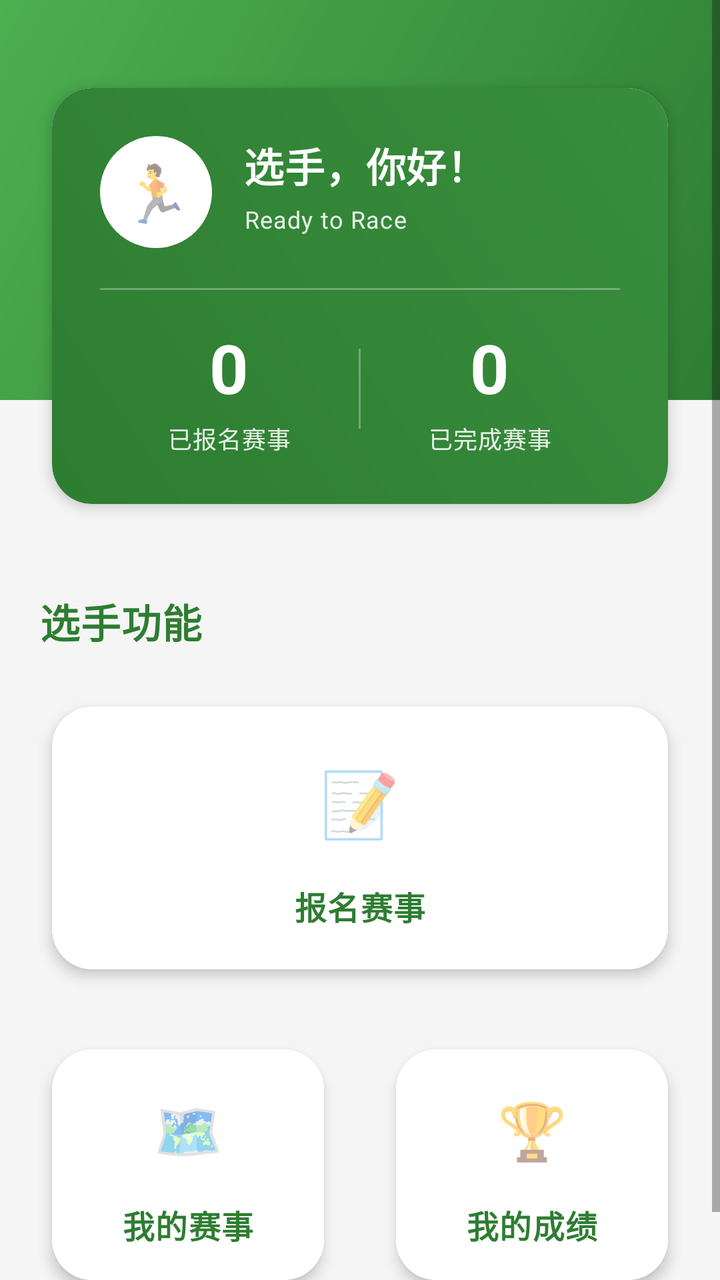
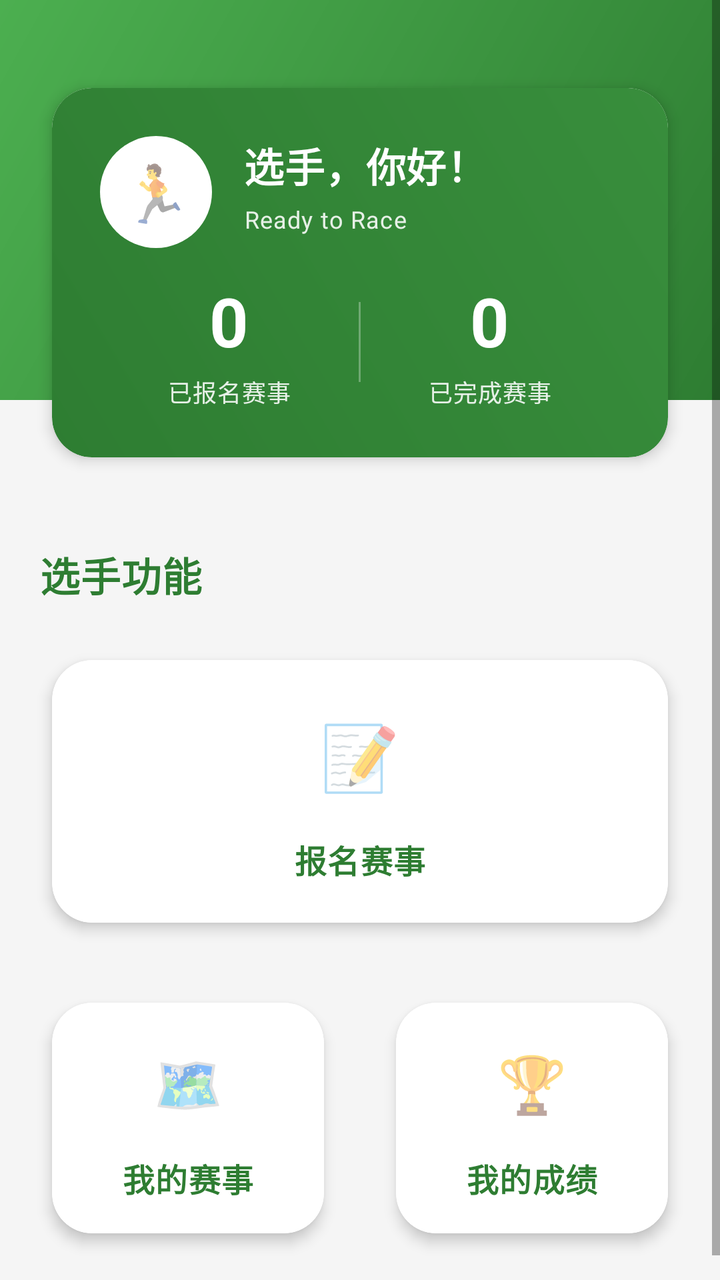

Screens rendered from an Android XML layout before and after an edit, with the pre-edit source and the edit as a unified diff.
<!-- AndroidManifest.xml: application theme Theme.Cross_Intelligence -->
<!-- res/layout/activity_player_main.xml -->
<?xml version="1.0" encoding="utf-8"?>
<ScrollView xmlns:android="http://schemas.android.com/apk/res/android"
    xmlns:app="http://schemas.android.com/apk/res-auto"
    android:layout_width="match_parent"
    android:layout_height="match_parent"
    android:background="#F5F5F5"
    android:fillViewport="true">

    <androidx.constraintlayout.widget.ConstraintLayout
        android:layout_width="match_parent"
        android:layout_height="wrap_content"
        android:paddingBottom="24dp">

        
        <View
            android:id="@+id/topBackground"
            android:layout_width="0dp"
            android:layout_height="200dp"
            android:background="@drawable/gradient_forest_background"
            app:layout_constraintEnd_toEndOf="parent"
            app:layout_constraintStart_toStartOf="parent"
            app:layout_constraintTop_toTopOf="parent" />

        
        <com.google.android.material.card.MaterialCardView
            android:id="@+id/cardWelcome"
            android:layout_width="0dp"
            android:layout_height="wrap_content"
            android:layout_marginStart="16dp"
            android:layout_marginTop="32dp"
            android:layout_marginEnd="16dp"
            app:cardCornerRadius="20dp"
            app:cardElevation="4dp"
            app:cardUseCompatPadding="true"
            app:layout_constraintEnd_toEndOf="parent"
            app:layout_constraintStart_toStartOf="parent"
            app:layout_constraintTop_toTopOf="parent">

            <androidx.constraintlayout.widget.ConstraintLayout
                android:layout_width="match_parent"
                android:layout_height="wrap_content"
                android:background="@drawable/card_welcome_background"
                android:padding="24dp">

                
                <TextView
                    android:id="@+id/ivWelcomeIcon"
                    android:layout_width="56dp"
                    android:layout_height="56dp"
                    android:background="@drawable/circle_background"
                    android:backgroundTint="@color/white"
                    android:gravity="center"
                    android:text="🏃"
                    android:textSize="28sp"
                    android:contentDescription="欢迎"
                    app:layout_constraintStart_toStartOf="parent"
                    app:layout_constraintTop_toTopOf="parent" />

                
                <TextView
                    android:id="@+id/tvWelcomeTitle"
                    android:layout_width="0dp"
                    android:layout_height="wrap_content"
                    android:layout_marginStart="16dp"
                    android:text="选手，你好！"
                    android:textAppearance="?attr/textAppearanceHeadline6"
                    android:textColor="@color/white"
                    android:textStyle="bold"
                    app:layout_constraintEnd_toEndOf="parent"
                    app:layout_constraintStart_toEndOf="@id/ivWelcomeIcon"
                    app:layout_constraintTop_toTopOf="@id/ivWelcomeIcon" />

                
                <TextView
                    android:id="@+id/tvWelcomeSubtitle"
                    android:layout_width="0dp"
                    android:layout_height="wrap_content"
                    android:layout_marginStart="16dp"
                    android:layout_marginTop="4dp"
                    android:text="Ready to Race"
                    android:textAppearance="?attr/textAppearanceCaption"
                    android:textColor="#E0FFFFFF"
                    app:layout_constraintEnd_toEndOf="parent"
                    app:layout_constraintStart_toEndOf="@id/ivWelcomeIcon"
                    app:layout_constraintTop_toBottomOf="@id/tvWelcomeTitle" />

                
                <View
                    android:id="@+id/divider"
                    android:layout_width="0dp"
                    android:layout_height="1dp"
                    android:layout_marginTop="20dp"
                    android:alpha="0.3"
                    android:background="@color/white"
                    app:layout_constraintEnd_toEndOf="parent"
                    app:layout_constraintStart_toStartOf="parent"
                    app:layout_constraintTop_toBottomOf="@id/ivWelcomeIcon" />

                
                <LinearLayout
                    android:layout_width="0dp"
                    android:layout_height="wrap_content"
                    android:layout_marginTop="16dp"
                    android:gravity="center"
                    android:orientation="horizontal"
                    app:layout_constraintEnd_toEndOf="parent"
                    app:layout_constraintStart_toStartOf="parent"
                    app:layout_constraintTop_toBottomOf="@id/divider">

                    
                    <LinearLayout
                        android:layout_width="0dp"
                        android:layout_height="wrap_content"
                        android:layout_weight="1"
                        android:gravity="center"
                        android:orientation="vertical">

                        <TextView
                            android:id="@+id/tvRegisteredRaceCount"
                            android:layout_width="wrap_content"
                            android:layout_height="wrap_content"
                            android:text="0"
                            android:textAppearance="?attr/textAppearanceHeadline4"
                            android:textColor="@color/white"
                            android:textStyle="bold" />

                        <TextView
                            android:layout_width="wrap_content"
                            android:layout_height="wrap_content"
                            android:layout_marginTop="4dp"
                            android:text="已报名赛事"
                            android:textAppearance="?attr/textAppearanceCaption"
                            android:textColor="#E0FFFFFF" />
                    </LinearLayout>

                    
                    <View
                        android:layout_width="1dp"
                        android:layout_height="40dp"
                        android:alpha="0.3"
                        android:background="@color/white" />

                    
                    <LinearLayout
                        android:layout_width="0dp"
                        android:layout_height="wrap_content"
                        android:layout_weight="1"
                        android:gravity="center"
                        android:orientation="vertical">

                        <TextView
                            android:id="@+id/tvFinishedRaceCount"
                            android:layout_width="wrap_content"
                            android:layout_height="wrap_content"
                            android:text="0"
                            android:textAppearance="?attr/textAppearanceHeadline4"
                            android:textColor="@color/white"
                            android:textStyle="bold" />

                        <TextView
                            android:layout_width="wrap_content"
                            android:layout_height="wrap_content"
                            android:layout_marginTop="4dp"
                            android:text="已完成赛事"
                            android:textAppearance="?attr/textAppearanceCaption"
                            android:textColor="#E0FFFFFF" />
                    </LinearLayout>

                </LinearLayout>

            </androidx.constraintlayout.widget.ConstraintLayout>

        </com.google.android.material.card.MaterialCardView>

        
        <TextView
            android:id="@+id/tvFunctionsTitle"
            android:layout_width="wrap_content"
            android:layout_height="wrap_content"
            android:layout_marginStart="20dp"
            android:layout_marginTop="32dp"
            android:text="选手功能"
            android:textAppearance="?attr/textAppearanceHeadline6"
            android:textColor="@color/forest_green"
            android:textStyle="bold"
            app:layout_constraintStart_toStartOf="parent"
            app:layout_constraintTop_toBottomOf="@id/cardWelcome" />

        
        <androidx.constraintlayout.widget.ConstraintLayout
            android:id="@+id/gridFunctions"
            android:layout_width="0dp"
            android:layout_height="wrap_content"
            android:layout_marginStart="16dp"
            android:layout_marginTop="16dp"
            android:layout_marginEnd="16dp"
            android:clipChildren="false"
            android:clipToPadding="false"
            app:layout_constraintEnd_toEndOf="parent"
            app:layout_constraintStart_toStartOf="parent"
            app:layout_constraintTop_toBottomOf="@id/tvFunctionsTitle">

            
            <com.google.android.material.card.MaterialCardView
                android:id="@+id/cardRegisterRace"
                android:layout_width="0dp"
                android:layout_height="wrap_content"
                android:clickable="true"
                android:focusable="true"
                android:foreground="?attr/selectableItemBackground"
                app:cardCornerRadius="20dp"
                app:cardElevation="4dp"
                app:cardUseCompatPadding="true"
                app:layout_constraintEnd_toEndOf="parent"
                app:layout_constraintStart_toStartOf="parent"
                app:layout_constraintTop_toTopOf="parent">

                <androidx.constraintlayout.widget.ConstraintLayout
                    android:layout_width="match_parent"
                    android:layout_height="match_parent"
                    android:background="@drawable/card_function_background"
                    android:padding="20dp">

                    
                    <TextView
                        android:id="@+id/ivRegisterRace"
                        android:layout_width="56dp"
                        android:layout_height="56dp"
                        android:background="@drawable/circle_background"
                        android:backgroundTint="@color/white"
                        android:gravity="center"
                        android:text="📝"
                        android:textSize="32sp"
                        android:contentDescription="报名赛事"
                        app:layout_constraintEnd_toEndOf="parent"
                        app:layout_constraintStart_toStartOf="parent"
                        app:layout_constraintTop_toTopOf="parent"
                        app:layout_constraintBottom_toTopOf="@id/tvRegisterRace"
                        app:layout_constraintVertical_chainStyle="packed" />

                    
                    <TextView
                        android:id="@+id/tvRegisterRace"
                        android:layout_width="wrap_content"
                        android:layout_height="wrap_content"
                        android:layout_marginTop="12dp"
                        android:text="报名赛事"
                        android:textAppearance="?attr/textAppearanceBody1"
                        android:textColor="@color/forest_green"
                        android:textStyle="bold"
                        app:layout_constraintEnd_toEndOf="parent"
                        app:layout_constraintStart_toStartOf="parent"
                        app:layout_constraintTop_toBottomOf="@id/ivRegisterRace"
                        app:layout_constraintBottom_toBottomOf="parent" />

                </androidx.constraintlayout.widget.ConstraintLayout>

            </com.google.android.material.card.MaterialCardView>

            
            
            <com.google.android.material.card.MaterialCardView
                android:id="@+id/cardMyRaces"
                android:layout_width="0dp"
                android:layout_height="wrap_content"
                android:layout_marginTop="16dp"
                android:layout_marginEnd="8dp"
                android:clickable="true"
                android:focusable="true"
                android:foreground="?attr/selectableItemBackground"
                app:cardCornerRadius="20dp"
                app:cardElevation="4dp"
                app:cardUseCompatPadding="true"
                app:layout_constraintEnd_toStartOf="@id/cardMyResults"
                app:layout_constraintStart_toStartOf="parent"
                app:layout_constraintTop_toBottomOf="@id/cardRegisterRace">

                <androidx.constraintlayout.widget.ConstraintLayout
                    android:layout_width="match_parent"
                    android:layout_height="match_parent"
                    android:background="@drawable/card_function_background"
                    android:padding="16dp">

                    
                    <TextView
                        android:id="@+id/ivMyRaces"
                        android:layout_width="48dp"
                        android:layout_height="48dp"
                        android:background="@drawable/circle_background"
                        android:backgroundTint="@color/white"
                        android:gravity="center"
                        android:text="🗺️"
                        android:textSize="28sp"
                        android:contentDescription="我的赛事"
                        app:layout_constraintEnd_toEndOf="parent"
                        app:layout_constraintStart_toStartOf="parent"
                        app:layout_constraintTop_toTopOf="parent"
                        app:layout_constraintBottom_toTopOf="@id/tvMyRaces"
                        app:layout_constraintVertical_chainStyle="packed" />

                    
                    <TextView
                        android:id="@+id/tvMyRaces"
                        android:layout_width="wrap_content"
                        android:layout_height="wrap_content"
                        android:layout_marginTop="12dp"
                        android:text="我的赛事"
                        android:textAppearance="?attr/textAppearanceBody1"
                        android:textColor="@color/forest_green"
                        android:textStyle="bold"
                        app:layout_constraintEnd_toEndOf="parent"
                        app:layout_constraintStart_toStartOf="parent"
                        app:layout_constraintTop_toBottomOf="@id/ivMyRaces"
                        app:layout_constraintBottom_toBottomOf="parent" />

                </androidx.constraintlayout.widget.ConstraintLayout>

            </com.google.android.material.card.MaterialCardView>

            
            <com.google.android.material.card.MaterialCardView
                android:id="@+id/cardMyResults"
                android:layout_width="0dp"
                android:layout_height="wrap_content"
                android:layout_marginStart="8dp"
                android:layout_marginTop="16dp"
                android:clickable="true"
                android:focusable="true"
                android:foreground="?attr/selectableItemBackground"
                app:cardCornerRadius="20dp"
                app:cardElevation="4dp"
                app:cardUseCompatPadding="true"
                app:layout_constraintEnd_toEndOf="parent"
                app:layout_constraintStart_toEndOf="@id/cardMyRaces"
                app:layout_constraintTop_toBottomOf="@id/cardRegisterRace">

                <androidx.constraintlayout.widget.ConstraintLayout
                    android:layout_width="match_parent"
                    android:layout_height="match_parent"
                    android:background="@drawable/card_function_background"
                    android:padding="16dp">

                    
                    <TextView
                        android:id="@+id/ivMyResults"
                        android:layout_width="48dp"
                        android:layout_height="48dp"
                        android:background="@drawable/circle_background"
                        android:backgroundTint="@color/white"
                        android:gravity="center"
                        android:text="🏆"
                        android:textSize="28sp"
                        android:contentDescription="我的成绩"
                        app:layout_constraintEnd_toEndOf="parent"
                        app:layout_constraintStart_toStartOf="parent"
                        app:layout_constraintTop_toTopOf="parent"
                        app:layout_constraintBottom_toTopOf="@id/tvMyResults"
                        app:layout_constraintVertical_chainStyle="packed" />

                    
                    <TextView
                        android:id="@+id/tvMyResults"
                        android:layout_width="wrap_content"
                        android:layout_height="wrap_content"
                        android:layout_marginTop="12dp"
                        android:text="我的成绩"
                        android:textAppearance="?attr/textAppearanceBody1"
                        android:textColor="@color/forest_green"
                        android:textStyle="bold"
                        app:layout_constraintEnd_toEndOf="parent"
                        app:layout_constraintStart_toStartOf="parent"
                        app:layout_constraintTop_toBottomOf="@id/ivMyResults"
                        app:layout_constraintBottom_toBottomOf="parent" />

                </androidx.constraintlayout.widget.ConstraintLayout>

            </com.google.android.material.card.MaterialCardView>

        </androidx.constraintlayout.widget.ConstraintLayout>

    </androidx.constraintlayout.widget.ConstraintLayout>

</ScrollView>
<!-- resources referenced by this layout -->
<resources>
  <color name="forest_green">#2E7D32</color>
  <color name="white">#FFFFFFFF</color>
  <!-- drawable card_function_background (drawable) -->
  <?xml version="1.0" encoding="utf-8"?>
  <shape xmlns:android="http://schemas.android.com/apk/res/android">
      <solid android:color="@color/white" />
      <corners android:radius="20dp" />
  </shape>
  <!-- drawable card_welcome_background (drawable) -->
  <?xml version="1.0" encoding="utf-8"?>
  <shape xmlns:android="http://schemas.android.com/apk/res/android">
      <gradient
          android:angle="45"
          android:endColor="#388E3C"
          android:startColor="#2E7D32"
          android:type="linear" />
      <corners android:radius="20dp" />
  </shape>
  <!-- drawable circle_background (drawable) -->
  <?xml version="1.0" encoding="utf-8"?>
  <shape xmlns:android="http://schemas.android.com/apk/res/android"
      android:shape="oval">
      <solid android:color="?attr/colorPrimary" />
  </shape>
  <!-- drawable gradient_forest_background (drawable) -->
  <?xml version="1.0" encoding="utf-8"?>
  <shape xmlns:android="http://schemas.android.com/apk/res/android">
      <gradient
          android:angle="135"
          android:endColor="#4CAF50"
          android:startColor="#2E7D32"
          android:type="linear" />
  </shape>
  <style name="Theme.Cross_Intelligence" parent="Theme.MaterialComponents.DayNight.NoActionBar">
          
          <item name="colorPrimary">@color/forest_green</item>
          <item name="colorPrimaryVariant">@color/forest_green_light</item>
          <item name="colorOnPrimary">@color/white</item>
          
          <item name="colorSecondary">@color/trail_orange</item>
          <item name="colorSecondaryVariant">@color/trail_orange_light</item>
          <item name="colorOnSecondary">@color/black</item>
          
          <item name="android:statusBarColor">?attr/colorPrimaryVariant</item>
          
      </style>
  <color name="forest_green_light">#4CAF50</color>
  <color name="trail_orange">#FF6F00</color>
  <color name="trail_orange_light">#FFA726</color>
  <color name="black">#FF000000</color>
</resources>

<!-- the commit's change to res/layout/activity_player_main.xml (unified diff, before → after) -->
@@ -1,6 +1,7 @@
 <?xml version="1.0" encoding="utf-8"?>
 <ScrollView xmlns:android="http://schemas.android.com/apk/res/android"
     xmlns:app="http://schemas.android.com/apk/res-auto"
+    xmlns:tools="http://schemas.android.com/tools"
     android:layout_width="match_parent"
     android:layout_height="match_parent"
     android:background="#F5F5F5"
@@ -62,6 +63,7 @@
                     android:layout_width="0dp"
                     android:layout_height="wrap_content"
                     android:layout_marginStart="16dp"
+                    android:layout_marginEnd="16dp"
                     android:text="选手，你好！"
                     android:textAppearance="?attr/textAppearanceHeadline6"
                     android:textColor="@color/white"
@@ -85,27 +87,15 @@
                     app:layout_constraintTop_toBottomOf="@id/tvWelcomeTitle" />
 
                 
-                <View
-                    android:id="@+id/divider"
-                    android:layout_width="0dp"
-                    android:layout_height="1dp"
-                    android:layout_marginTop="20dp"
-                    android:alpha="0.3"
-                    android:background="@color/white"
-                    app:layout_constraintEnd_toEndOf="parent"
-                    app:layout_constraintStart_toStartOf="parent"
-                    app:layout_constraintTop_toBottomOf="@id/ivWelcomeIcon" />
-
-                
                 <LinearLayout
                     android:layout_width="0dp"
                     android:layout_height="wrap_content"
-                    android:layout_marginTop="16dp"
+                    android:layout_marginTop="20dp"
                     android:gravity="center"
                     android:orientation="horizontal"
                     app:layout_constraintEnd_toEndOf="parent"
                     app:layout_constraintStart_toStartOf="parent"
-                    app:layout_constraintTop_toBottomOf="@id/divider">
+                    app:layout_constraintTop_toBottomOf="@id/tvWelcomeSubtitle">
 
                     
                     <LinearLayout
@@ -181,7 +171,7 @@
             android:layout_marginTop="32dp"
             android:text="选手功能"
             android:textAppearance="?attr/textAppearanceHeadline6"
-            android:textColor="@color/forest_green"
+            android:textColor="#2E7D32"
             android:textStyle="bold"
             app:layout_constraintStart_toStartOf="parent"
             app:layout_constraintTop_toBottomOf="@id/cardWelcome" />
@@ -246,7 +236,7 @@
                         android:layout_marginTop="12dp"
                         android:text="报名赛事"
                         android:textAppearance="?attr/textAppearanceBody1"
-                        android:textColor="@color/forest_green"
+                        android:textColor="#2E7D32"
                         android:textStyle="bold"
                         app:layout_constraintEnd_toEndOf="parent"
                         app:layout_constraintStart_toStartOf="parent"
@@ -306,7 +296,7 @@
                         android:layout_marginTop="12dp"
                         android:text="我的赛事"
                         android:textAppearance="?attr/textAppearanceBody1"
-                        android:textColor="@color/forest_green"
+                        android:textColor="#2E7D32"
                         android:textStyle="bold"
                         app:layout_constraintEnd_toEndOf="parent"
                         app:layout_constraintStart_toStartOf="parent"
@@ -365,7 +355,7 @@
                         android:layout_marginTop="12dp"
                         android:text="我的成绩"
                         android:textAppearance="?attr/textAppearanceBody1"
-                        android:textColor="@color/forest_green"
+                        android:textColor="#2E7D32"
                         android:textStyle="bold"
                         app:layout_constraintEnd_toEndOf="parent"
                         app:layout_constraintStart_toStartOf="parent"
<!-- resource entries referenced after the edit -->
@@ -1,6 +1,6 @@
 <!-- resources referenced by this layout -->
 <resources>
-  <color name="forest_green">#2E7D32</color>
+  <color name="forest_green">#4CAF50</color>
   <color name="white">#FFFFFFFF</color>
   <!-- drawable card_function_background (drawable) -->
   <?xml version="1.0" encoding="utf-8"?>
@@ -46,7 +46,7 @@
           <item name="android:statusBarColor">?attr/colorPrimaryVariant</item>
           
       </style>
-  <color name="forest_green_light">#4CAF50</color>
+  <color name="forest_green_light">#66BB6A</color>
   <color name="trail_orange">#FF6F00</color>
   <color name="trail_orange_light">#FFA726</color>
   <color name="black">#FF000000</color>
